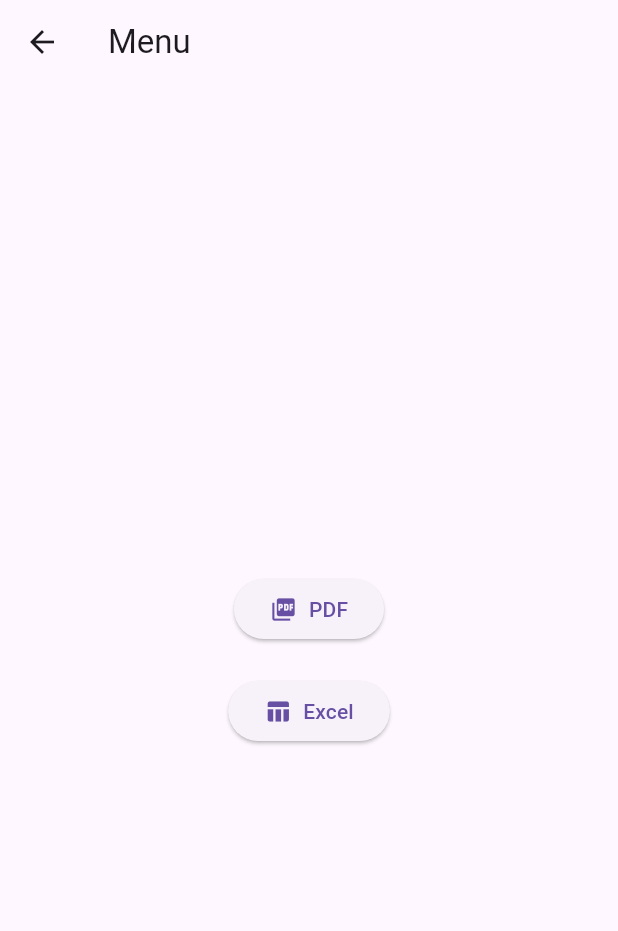
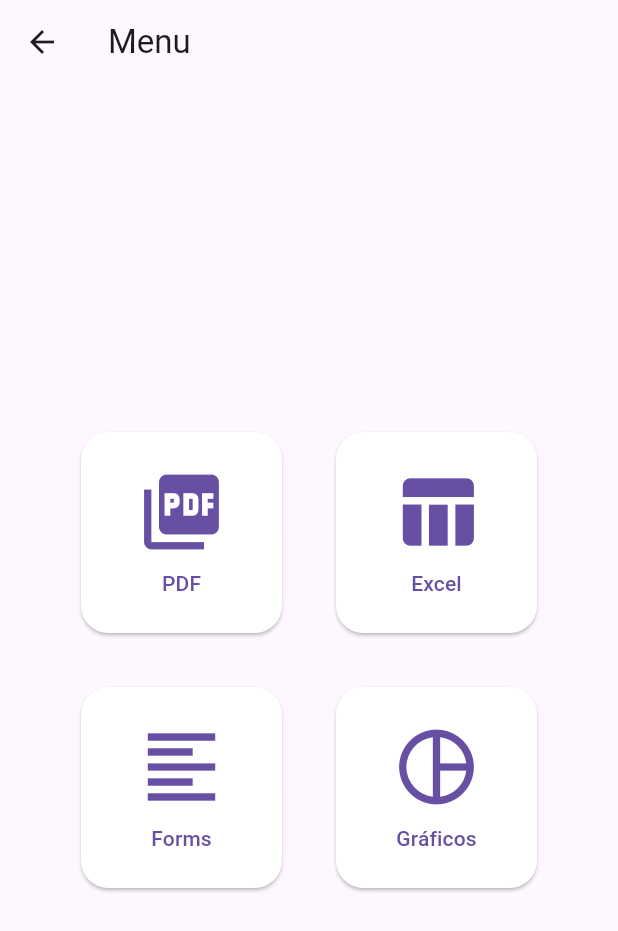
Before and after one commit to vcpersike/app-flutter-estudos, a Flutter app: the MenuPage screen opened by its route, on a phone screen of 412 x 824 dp. Shown: the top 931 px of the screen. Run offline on Flutter 3.47's test engine with Material 3 defaults, Android fonts, the phone set to English and light mode, and no system bars; our stand-ins replace fl_chart, image_picker.

Commit message:
muitas telas novas

```diff
--- a/lib/main.dart
+++ b/lib/main.dart
@@ -1,4 +1,7 @@
+import 'package:estudos/views/costumer_service/costumer_service_page.dart';
 import 'package:estudos/views/excel/excel_page.dart';
+import 'package:estudos/views/forms/forms_pages.dart';
+import 'package:estudos/views/graphics/graphics_page.dart';
 import 'package:estudos/views/login/login_page.dart';
 import 'package:estudos/views/menu/menu_page.dart';
 import 'package:estudos/views/pdf/pdf_page.dart';
@@ -21,6 +24,9 @@ class MyApp extends StatelessWidget {
         '/menu': (context) => MenuPage(),
         '/excel': (context) => ExcelPage(),
         '/pdf':(context) => PdfPage(),
+        '/forms':(context) => FormsPage(),
+        '/graphics':(context) => GraphicsPage(),
+        '/customerService': (context) => CustomerServicePage(),
       },
     );
   }
--- a/lib/views/menu/menu_page.dart
+++ b/lib/views/menu/menu_page.dart
@@ -1,37 +1,75 @@
-  import 'package:flutter/material.dart';
+import 'package:flutter/material.dart';
 
 class MenuPage extends StatelessWidget {
   @override
   Widget build(BuildContext context) {
-    return Scaffold(
+    return GestureDetector(
+      onHorizontalDragEnd: (details) {
+        // Verifica se o gesto foi um arrastar para a esquerda
+        if (details.primaryVelocity! < 0) { // Verifica se a velocidade é negativa, o que indica um arrasto para a esquerda
+          Navigator.pushNamed(context, '/customerService');
+        }
+      },
+    child: Scaffold(
       appBar: AppBar(title: Text('Menu')),
       body: Center(
+        child: Wrap(
+          spacing: 20,
+          runSpacing: 20,
+          alignment: WrapAlignment.center,
+          children: [
+            buildMenuButton(
+              context,
+              label: 'PDF',
+              icon: Icons.picture_as_pdf,
+              routeName: '/pdf',
+            ),
+            buildMenuButton(
+              context,
+              label: 'Excel',
+              icon: Icons.table_chart,
+              routeName: '/excel',
+            ),
+            buildMenuButton(
+              context,
+              label: 'Forms',
+              icon: Icons.format_align_left,
+              routeName: '/forms',
+            ),
+            buildMenuButton(
+              context,
+              label: 'Gráficos',
+              icon: Icons.pie_chart_outline,
+              routeName: '/graphics',
+            ),
+          ],
+        ),
+      ),
+    ),
+    );
+  }
+
+  Widget buildMenuButton(BuildContext context, {required String label, required IconData icon, required String routeName}) {
+    return Container(
+      width: 150, // Largura do botão
+      height: 150, // Altura do botão
+      padding: EdgeInsets.all(8), // Padding dentro do container
+      child: ElevatedButton(
+        onPressed: () => Navigator.pushNamed(context, routeName),
+        style: ElevatedButton.styleFrom(
+          shape: RoundedRectangleBorder(
+            borderRadius: BorderRadius.circular(18), // Bordas arredondadas
+          ),
+          primary: Colors.white, // Cor de fundo do botão
+          onPrimary: Colors.black, // Cor do texto e ícone para botão em estado ativo (light theme)
+          onSurface: Colors.grey, // Cor do texto e ícone quando o botão está desabilitado
+        ),
         child: Column(
-          mainAxisAlignment: MainAxisAlignment.center,
+          mainAxisSize: MainAxisSize.min, // Para garantir que os itens fiquem centralizados
           children: [
-            ElevatedButton(
-              onPressed: () => Navigator.pushNamed(context, '/pdf'),
-              child: Row(
-                mainAxisSize: MainAxisSize.min,
-                children: [
-                  Icon(Icons.picture_as_pdf),
-                  SizedBox(width: 8),
-                  Text('PDF'),
-                ],
-              ),
-            ),
-            SizedBox(height: 20),
-            ElevatedButton(
-              onPressed: () => Navigator.pushNamed(context, '/excel'),
-              child: Row(
-                mainAxisSize: MainAxisSize.min,
-                children: [
-                  Icon(Icons.table_chart),
-                  SizedBox(width: 8),
-                  Text('Excel'),
-                ],
-              ),
-            ),
+            Icon(icon, size: 60, color: Theme.of(context).primaryColor), // Ícone com cor definida
+            SizedBox(height: 8),
+            Text(label, style: TextStyle(color: Theme.of(context).primaryColor)), // Texto com cor definida
           ],
         ),
       ),
--- a/pubspec.yaml
+++ b/pubspec.yaml
@@ -35,6 +35,8 @@ dependencies:
   # The following adds the Cupertino Icons font to your application.
   # Use with the CupertinoIcons class for iOS style icons.
   cupertino_icons: ^1.0.2
+  fl_chart: ^0.66.2
+  image_picker: ^1.0.7
 
 dev_dependencies:
   flutter_test:
```
Also changed, not shown: lib/views/costumer_service/costumer_service_page.dart (added, +52 -0 lines), lib/views/forms/forms_pages.dart (added, +109 -0 lines), lib/views/graphics/graphics_page.dart (added, +177 -0 lines), pubspec.lock, 14 other files.
